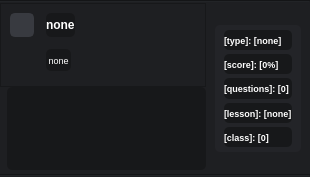
Old version of the form GUI_sr_item.ui in the repository 69BooM96/Test-Finder.
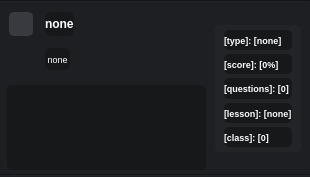
New version of the form. Icons and pictures are not drawn.

```diff
--- a/GUI_sr_item.ui
+++ b/GUI_sr_item.ui
@@ -237,7 +237,7 @@
    <item row="1" column="0">
     <widget class="QFrame" name="frame">
      <property name="frameShape">
-      <enum>QFrame::StyledPanel</enum>
+      <enum>QFrame::NoFrame</enum>
      </property>
      <property name="frameShadow">
       <enum>QFrame::Raised</enum>
@@ -585,8 +585,8 @@
          <string>&lt;!DOCTYPE HTML PUBLIC &quot;-//W3C//DTD HTML 4.0//EN&quot; &quot;http://www.w3.org/TR/REC-html40/strict.dtd&quot;&gt;
 &lt;html&gt;&lt;head&gt;&lt;meta name=&quot;qrichtext&quot; content=&quot;1&quot; /&gt;&lt;style type=&quot;text/css&quot;&gt;
 p, li { white-space: pre-wrap; }
-&lt;/style&gt;&lt;/head&gt;&lt;body style=&quot; font-family:'MS Shell Dlg 2'; font-size:7pt; font-weight:400; font-style:normal;&quot;&gt;
-&lt;p style=&quot;-qt-paragraph-type:empty; margin-top:0px; margin-bottom:0px; margin-left:0px; margin-right:0px; -qt-block-indent:0; text-indent:0px;&quot;&gt;&lt;br /&gt;&lt;/p&gt;&lt;/body&gt;&lt;/html&gt;</string>
+&lt;/style&gt;&lt;/head&gt;&lt;body style=&quot; font-family:'Noto Sans'; font-size:7pt; font-weight:400; font-style:normal;&quot;&gt;
+&lt;p style=&quot;-qt-paragraph-type:empty; margin-top:0px; margin-bottom:0px; margin-left:0px; margin-right:0px; -qt-block-indent:0; text-indent:0px; font-family:'MS Shell Dlg 2';&quot;&gt;&lt;br /&gt;&lt;/p&gt;&lt;/body&gt;&lt;/html&gt;</string>
         </property>
         <property name="textInteractionFlags">
          <set>Qt::NoTextInteraction</set>
```
